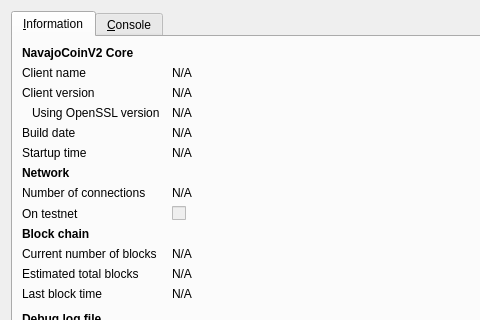
Above: src/qt/forms/rpcconsole.ui from sherlockcoin/navajocoin before the change; both pictures show x 0 to 480 and y 0 to 320 of the 740 by 450 pixel window. Below: the same form after it.
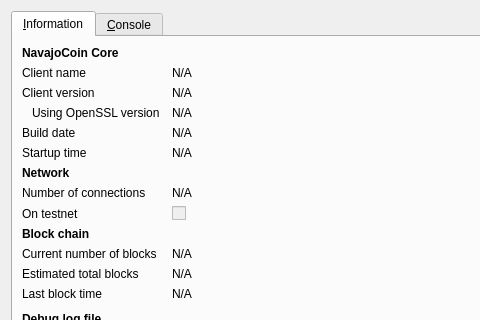
That is the form after the change. Icons and pictures are not drawn.

What changed in the file:
```diff
--- a/src/qt/forms/rpcconsole.ui
+++ b/src/qt/forms/rpcconsole.ui
@@ -36,7 +36,7 @@
           </font>
          </property>
          <property name="text">
-          <string>NavajoCoinV2 Core</string>
+          <string>NavajoCoin Core</string>
          </property>
         </widget>
        </item>
```
